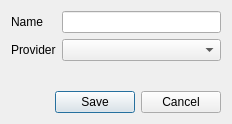
First picture: the form in dialogs/partdialog.ui, repository Arquanite/KettleClient, before the edit.
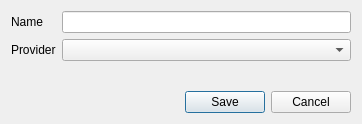
Second picture: the form after the edit.

The edit to the form file:
```diff
--- a/dialogs/partdialog.ui
+++ b/dialogs/partdialog.ui
@@ -6,7 +6,7 @@
    <rect>
     <x>0</x>
     <y>0</y>
-    <width>232</width>
+    <width>362</width>
     <height>124</height>
    </rect>
   </property>
```
